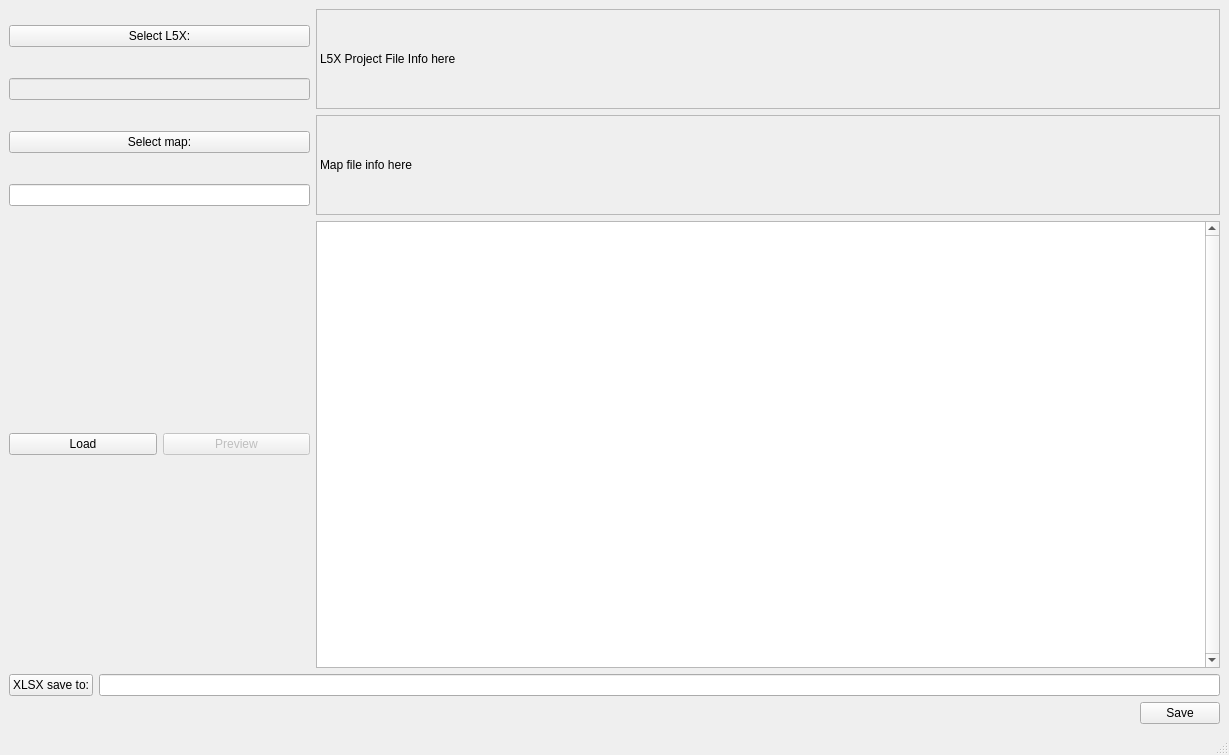
This is ui/iogen_main.ui in DamirKh/io_ref as Qt 5 draws it before an edit. The edited form follows.
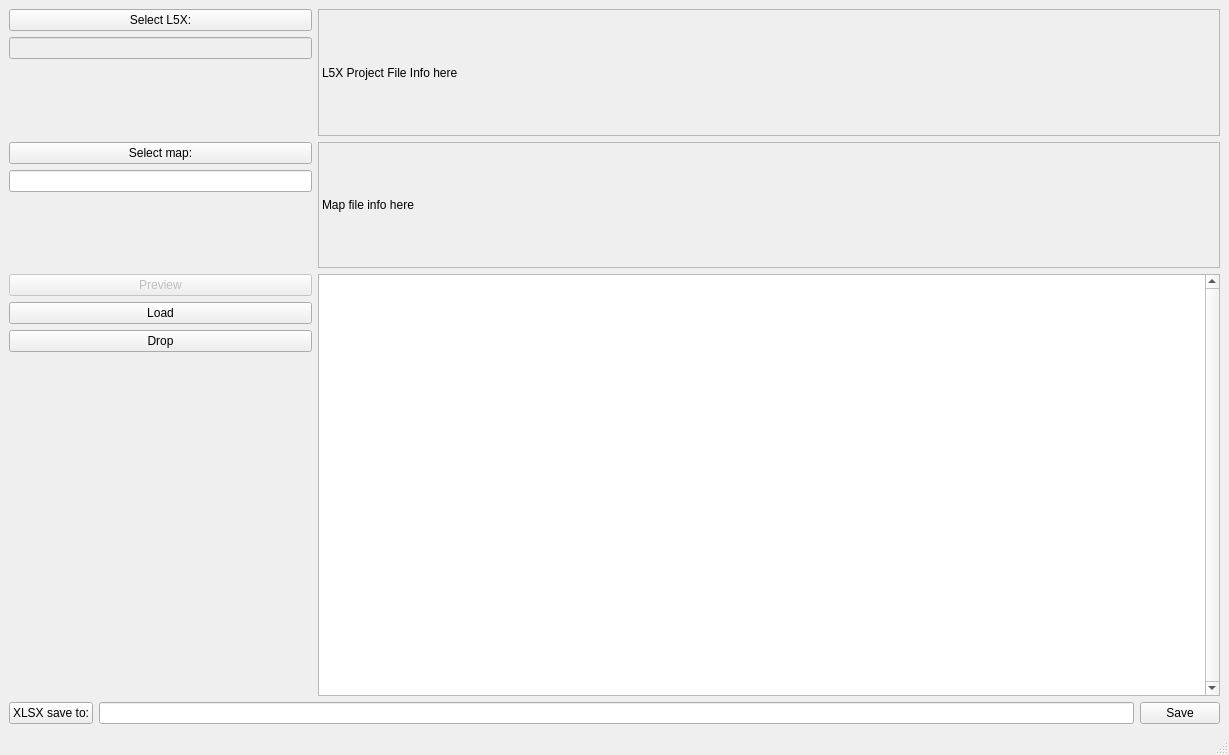
This is the edited form.

```diff
--- a/ui/iogen_main.ui
+++ b/ui/iogen_main.ui
@@ -16,88 +16,8 @@
   <widget class="QWidget" name="centralwidget">
    <layout class="QVBoxLayout" name="verticalLayout">
     <item>
-     <layout class="QGridLayout" name="gridLayout_2" columnstretch="1,3">
-      <item row="0" column="0">
-       <widget class="QPushButton" name="pushButton">
-        <property name="toolTip">
-         <string>&lt;html&gt;&lt;head/&gt;&lt;body&gt;&lt;p&gt;Select input L5X file&lt;/p&gt;&lt;/body&gt;&lt;/html&gt;</string>
-        </property>
-        <property name="text">
-         <string extracomment="Select input file">Select L5X:</string>
-        </property>
-       </widget>
-      </item>
-      <item row="0" column="1" rowspan="2">
-       <widget class="QLabel" name="label">
-        <property name="minimumSize">
-         <size>
-          <width>0</width>
-          <height>100</height>
-         </size>
-        </property>
-        <property name="frameShape">
-         <enum>QFrame::StyledPanel</enum>
-        </property>
-        <property name="text">
-         <string>L5X Project File Info here</string>
-        </property>
-       </widget>
-      </item>
-      <item row="1" column="0">
-       <widget class="QLineEdit" name="lineEdit">
-        <property name="enabled">
-         <bool>false</bool>
-        </property>
-       </widget>
-      </item>
-      <item row="2" column="0">
-       <widget class="QPushButton" name="pushButton_3">
-        <property name="text">
-         <string>Select map:</string>
-        </property>
-       </widget>
-      </item>
-      <item row="2" column="1" rowspan="2">
-       <widget class="QLabel" name="label_2">
-        <property name="minimumSize">
-         <size>
-          <width>0</width>
-          <height>100</height>
-         </size>
-        </property>
-        <property name="frameShape">
-         <enum>QFrame::StyledPanel</enum>
-        </property>
-        <property name="text">
-         <string>Map file info here</string>
-        </property>
-       </widget>
-      </item>
-      <item row="3" column="0">
-       <widget class="QLineEdit" name="lineEdit_3"/>
-      </item>
-      <item row="4" column="0">
-       <layout class="QHBoxLayout" name="horizontalLayout_5">
-        <item>
-         <widget class="QPushButton" name="pushButton_load">
-          <property name="text">
-           <string>Load</string>
-          </property>
-         </widget>
-        </item>
-        <item>
-         <widget class="QPushButton" name="pushButton_preview">
-          <property name="enabled">
-           <bool>false</bool>
-          </property>
-          <property name="text">
-           <string>Preview</string>
-          </property>
-         </widget>
-        </item>
-       </layout>
-      </item>
-      <item row="4" column="1">
+     <layout class="QGridLayout" name="gridLayout_2" columnstretch="1,0">
+      <item row="8" column="1">
        <widget class="QTextEdit" name="textEdit_log">
         <property name="enabled">
          <bool>true</bool>
@@ -119,6 +39,132 @@
         </property>
        </widget>
       </item>
+      <item row="6" column="0">
+       <spacer name="verticalSpacer_2">
+        <property name="orientation">
+         <enum>Qt::Vertical</enum>
+        </property>
+        <property name="sizeHint" stdset="0">
+         <size>
+          <width>20</width>
+          <height>40</height>
+         </size>
+        </property>
+       </spacer>
+      </item>
+      <item row="8" column="0">
+       <layout class="QVBoxLayout" name="verticalLayout_2">
+        <item>
+         <widget class="QPushButton" name="pushButton_preview">
+          <property name="enabled">
+           <bool>false</bool>
+          </property>
+          <property name="text">
+           <string>Preview</string>
+          </property>
+         </widget>
+        </item>
+        <item>
+         <widget class="QPushButton" name="pushButton_load">
+          <property name="text">
+           <string>Load</string>
+          </property>
+         </widget>
+        </item>
+        <item>
+         <widget class="QPushButton" name="pushButton_drop">
+          <property name="text">
+           <string>Drop</string>
+          </property>
+         </widget>
+        </item>
+        <item>
+         <spacer name="verticalSpacer_3">
+          <property name="orientation">
+           <enum>Qt::Vertical</enum>
+          </property>
+          <property name="sizeHint" stdset="0">
+           <size>
+            <width>20</width>
+            <height>40</height>
+           </size>
+          </property>
+         </spacer>
+        </item>
+       </layout>
+      </item>
+      <item row="2" column="0">
+       <spacer name="verticalSpacer">
+        <property name="orientation">
+         <enum>Qt::Vertical</enum>
+        </property>
+        <property name="sizeHint" stdset="0">
+         <size>
+          <width>20</width>
+          <height>40</height>
+         </size>
+        </property>
+       </spacer>
+      </item>
+      <item row="1" column="0">
+       <widget class="QLineEdit" name="lineEdit">
+        <property name="enabled">
+         <bool>false</bool>
+        </property>
+       </widget>
+      </item>
+      <item row="4" column="1" rowspan="4">
+       <widget class="QLabel" name="label_2">
+        <property name="minimumSize">
+         <size>
+          <width>0</width>
+          <height>100</height>
+         </size>
+        </property>
+        <property name="frameShape">
+         <enum>QFrame::StyledPanel</enum>
+        </property>
+        <property name="text">
+         <string>Map file info here</string>
+        </property>
+       </widget>
+      </item>
+      <item row="0" column="1" rowspan="4">
+       <widget class="QLabel" name="label">
+        <property name="minimumSize">
+         <size>
+          <width>0</width>
+          <height>100</height>
+         </size>
+        </property>
+        <property name="frameShape">
+         <enum>QFrame::StyledPanel</enum>
+        </property>
+        <property name="text">
+         <string>L5X Project File Info here</string>
+        </property>
+       </widget>
+      </item>
+      <item row="0" column="0">
+       <widget class="QPushButton" name="pushButton">
+        <property name="toolTip">
+         <string>&lt;html&gt;&lt;head/&gt;&lt;body&gt;&lt;p&gt;Select input L5X file&lt;/p&gt;&lt;/body&gt;&lt;/html&gt;</string>
+        </property>
+        <property name="text">
+         <string extracomment="Select input file">Select L5X:</string>
+        </property>
+       </widget>
+      </item>
+      <item row="4" column="0">
+       <widget class="QPushButton" name="pushButton_3">
+        <property name="text">
+         <string>Select map:</string>
+        </property>
+       </widget>
+      </item>
+      <item row="5" column="0">
+       <widget class="QLineEdit" name="lineEdit_3"/>
+      </item>
      </layout>
     </item>
     <item>
@@ -132,23 +178,6 @@
       </item>
       <item>
        <widget class="QLineEdit" name="lineEdit_Out"/>
-      </item>
-     </layout>
-    </item>
-    <item>
-     <layout class="QHBoxLayout" name="horizontalLayout_4">
-      <item>
-       <spacer name="horizontalSpacer">
-        <property name="orientation">
-         <enum>Qt::Horizontal</enum>
-        </property>
-        <property name="sizeHint" stdset="0">
-         <size>
-          <width>40</width>
-          <height>20</height>
-         </size>
-        </property>
-       </spacer>
       </item>
       <item>
        <widget class="QPushButton" name="pushButton_Save">
```
